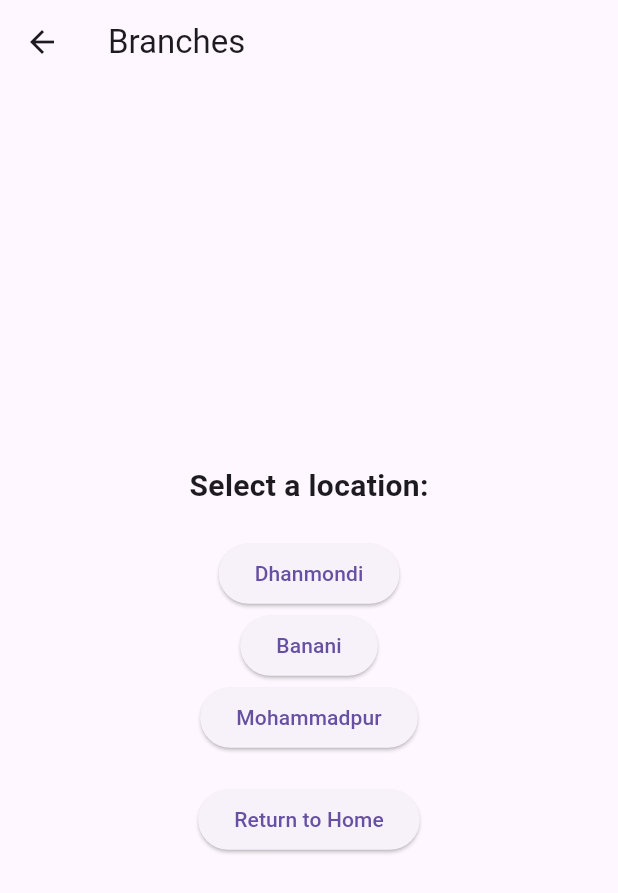
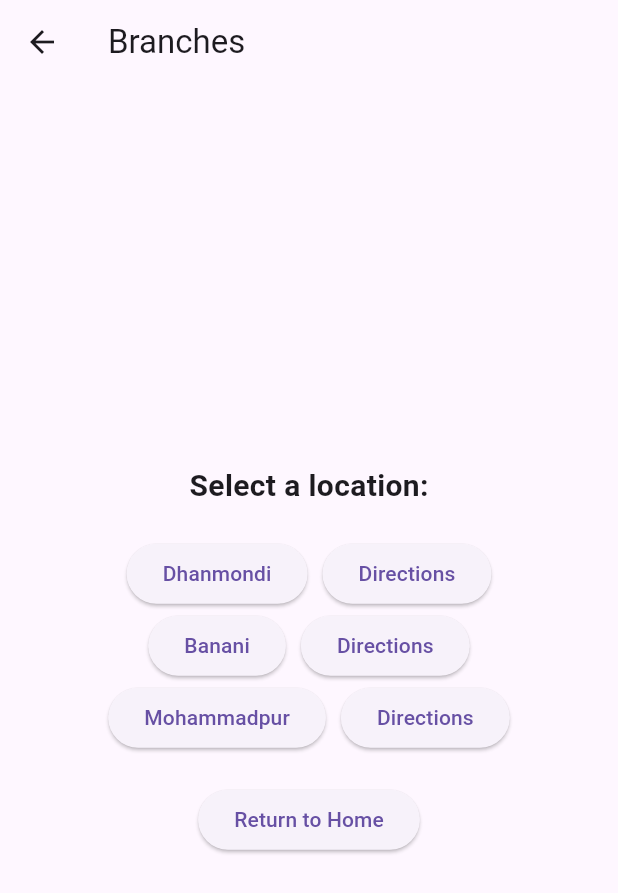
Before and after one commit to naimislam817/basic, a Flutter app: the LocationPage screen opened by its route, on a phone screen of 412 x 824 dp. Shown: the top 893 px of the screen. Run offline on Flutter 3.47's test engine with Material 3 defaults, Android fonts, the phone set to English and light mode, and no system bars.

Commit message:
3rd Edit

```diff
--- a/lib/location.dart
+++ b/lib/location.dart
@@ -19,23 +19,59 @@ class LocationPage extends StatelessWidget {
               ),
             ),
             SizedBox(height: 20),
+            Row(
+              mainAxisAlignment: MainAxisAlignment.center,
+              children: [
                 ElevatedButton(
                   onPressed: () {
                     // Navigate to Dhanmondi page
                   },
                   child: Text('Dhanmondi'),
                 ),
+                SizedBox(width: 10),
+                ElevatedButton(
+                  onPressed: () {
+                    // Navigate to Dhanmondi directions
+                  },
+                  child: Text('Directions'),
+                ),
+              ],
+            ),
+            Row(
+              mainAxisAlignment: MainAxisAlignment.center,
+              children: [
                 ElevatedButton(
                   onPressed: () {
                     // Navigate to Banani page
                   },
                   child: Text('Banani'),
                 ),
+                SizedBox(width: 10),
+                ElevatedButton(
+                  onPressed: () {
+                    // Navigate to Banani directions
+                  },
+                  child: Text('Directions'),
+                ),
+              ],
+            ),
+            Row(
+              mainAxisAlignment: MainAxisAlignment.center,
+              children: [
                 ElevatedButton(
                   onPressed: () {
                     // Navigate to Mohammadpur page
                   },
                   child: Text('Mohammadpur'),
+                ),
+                SizedBox(width: 10),
+                ElevatedButton(
+                  onPressed: () {
+                    // Navigate to Mohammadpur directions
+                  },
+                  child: Text('Directions'),
+                ),
+              ],
             ),
             SizedBox(height: 20),
             ElevatedButton(
```
Lines whose indentation alone changed are shown as unchanged.
